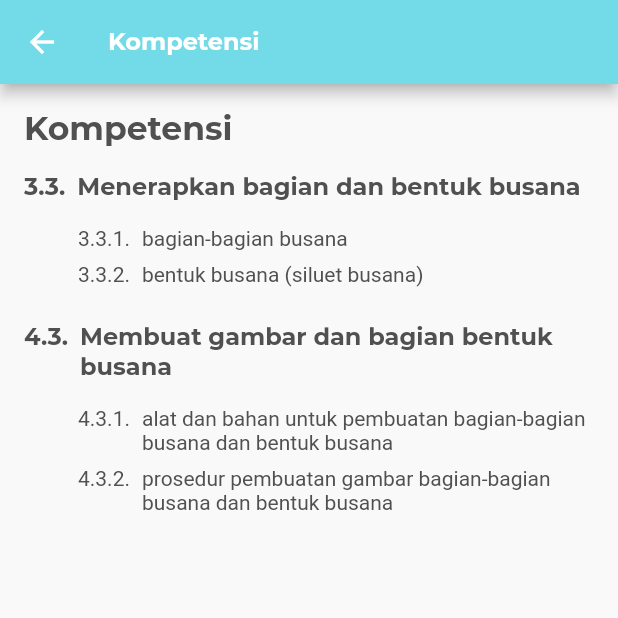
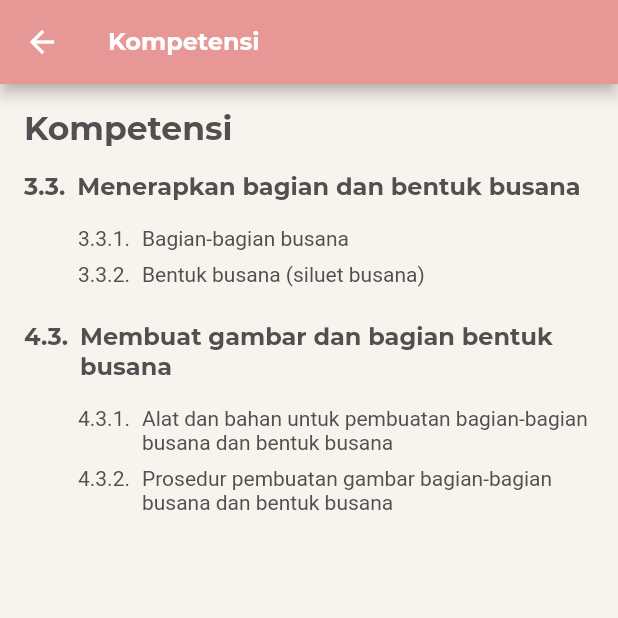
Before and after one commit to riansyahrobi8/TailorApp, a Flutter app: the Kompetensi screen opened directly, on a phone screen of 412 x 824 dp, the top half of it. Run offline on Flutter 3.47's test engine with Material 2 defaults, Android fonts, the light colour scheme and no system bars; project files that could hold a hidden picture were left out.

Commit message:
add customColor.dart

```diff
--- a/lib/main.dart
+++ b/lib/main.dart
@@ -1,6 +1,7 @@
 import 'package:flutter/material.dart';
 import 'package:tailorapp/routing/const_routing.dart';
 import 'package:tailorapp/routing/router.dart' as router;
+import 'package:tailorapp/utils/customColor.dart' as myColor;
 
 void main() {
   runApp(MyApp());
@@ -11,7 +12,7 @@ class MyApp extends StatelessWidget {
   Widget build(BuildContext context) {
     return MaterialApp(
       debugShowCheckedModeBanner: false,
-      theme: ThemeData(primaryColor: Color(0xFF73DAE7)),
+      theme: ThemeData(primaryColor: myColor.primaryColor),
       title: 'Tailor App',
       initialRoute: splashScreen,
       onGenerateRoute: router.Router.generateRoute,
--- a/lib/screens/AboutApp.dart
+++ b/lib/screens/AboutApp.dart
@@ -1,17 +1,19 @@
 import 'package:flutter/material.dart';
 import 'package:tailorapp/widgets/MyCustomText.dart';
+import 'package:tailorapp/utils/customColor.dart' as myColor;
 
 class AboutApp extends StatelessWidget {
   @override
   Widget build(BuildContext context) {
     return Scaffold(
+      backgroundColor: myColor.backgroundColor,
       appBar: AppBar(
         iconTheme: IconThemeData(color: Colors.white),
         title: MyCustomText(
             text: "Tentang Aplikasi",
             fontSize: 16.0,
             fontFamily: "Montserrat",
-            color: Colors.white,
+            color: myColor.textColorWhite,
             fontWeight: FontWeight.w800),
       ),
       body: Center(
--- a/lib/screens/Evaluasi.dart
+++ b/lib/screens/Evaluasi.dart
@@ -1,14 +1,16 @@
 import 'package:flutter/material.dart';
 import 'package:tailorapp/widgets/MyCustomText.dart';
+import 'package:tailorapp/utils/customColor.dart' as myColor;
 
 class Evaluasi extends StatelessWidget {
   @override
   Widget build(BuildContext context) {
     return Scaffold(
+      backgroundColor: myColor.backgroundColor,
       appBar: AppBar(
         iconTheme: IconThemeData(color: Colors.white),
         title: MyCustomText(
-            text: "Profile",
+            text: "Evaluasi",
             fontSize: 16.0,
             fontFamily: "Montserrat",
             color: Colors.white,
--- a/lib/screens/Kompetensi.dart
+++ b/lib/screens/Kompetensi.dart
@@ -1,11 +1,12 @@
 import 'package:flutter/material.dart';
 import 'package:tailorapp/widgets/MyCustomText.dart';
+import 'package:tailorapp/utils/customColor.dart' as myColor;
 
 class Kompetensi extends StatelessWidget {
   @override
   Widget build(BuildContext context) {
     return Scaffold(
-        backgroundColor: Color(0xFFF9F9F9),
+        backgroundColor: myColor.backgroundColor,
         appBar: AppBar(
           iconTheme: IconThemeData(color: Colors.white),
           title: MyCustomText(
@@ -27,7 +28,7 @@ class Kompetensi extends StatelessWidget {
               MyCustomText(
                 text: "Kompetensi",
                 fontFamily: "Montserrat",
-                color: Color(0xFF505050),
+                color: myColor.secondaryColor,
                 fontWeight: FontWeight.w800,
                 fontSize: 22.0,
               ),
@@ -39,7 +40,7 @@ class Kompetensi extends StatelessWidget {
                 children: [
                   MyCustomText(
                     text: "3.3.",
-                    color: Color(0xFF505050),
+                    color: myColor.secondaryColor,
                     fontFamily: "Montserrat",
                     fontSize: 16.0,
                     fontWeight: FontWeight.w800,
@@ -50,7 +51,7 @@ class Kompetensi extends StatelessWidget {
                   Expanded(
                     child: MyCustomText(
                       text: "Menerapkan bagian dan bentuk busana",
-                      color: Color(0xFF505050),
+                      color: myColor.secondaryColor,
                       fontFamily: "Montserrat",
                       fontSize: 16.0,
                       fontWeight: FontWeight.w800,
@@ -70,7 +71,7 @@ class Kompetensi extends StatelessWidget {
                       children: [
                         MyCustomText(
                           text: "3.3.1.",
-                          color: Color(0xFF505050),
+                          color: myColor.secondaryColor,
                           fontFamily: "Roboto",
                           fontSize: 14.0,
                         ),
@@ -79,8 +80,8 @@ class Kompetensi extends StatelessWidget {
                         ),
                         Expanded(
                           child: MyCustomText(
-                            text: "bagian-bagian busana",
-                            color: Color(0xFF505050),
+                            text: "Bagian-bagian busana",
+                            color: myColor.secondaryColor,
                             fontFamily: "Roboto",
                             fontSize: 14.0,
                           ),
@@ -95,7 +96,7 @@ class Kompetensi extends StatelessWidget {
                       children: [
                         MyCustomText(
                           text: "3.3.2.",
-                          color: Color(0xFF505050),
+                          color: myColor.secondaryColor,
                           fontFamily: "Roboto",
                           fontSize: 14.0,
                         ),
@@ -104,8 +105,8 @@ class Kompetensi extends StatelessWidget {
                         ),
                         Expanded(
                           child: MyCustomText(
-                            text: "bentuk busana (siluet busana)",
-                            color: Color(0xFF505050),
+                            text: "Bentuk busana (siluet busana)",
+                            color: myColor.secondaryColor,
                             fontFamily: "Roboto",
                             fontSize: 14.0,
                           ),
@@ -123,7 +124,7 @@ class Kompetensi extends StatelessWidget {
                 children: [
                   MyCustomText(
                     text: "4.3.",
-                    color: Color(0xFF505050),
+                    color: myColor.secondaryColor,
                     fontFamily: "Montserrat",
                     fontSize: 16.0,
                     fontWeight: FontWeight.w800,
@@ -134,7 +135,7 @@ class Kompetensi extends StatelessWidget {
                   Expanded(
                     child: MyCustomText(
                       text: "Membuat gambar dan bagian bentuk busana",
-                      color: Color(0xFF505050),
+                      color: myColor.secondaryColor,
                       fontFamily: "Montserrat",
                       fontSize: 16.0,
                       fontWeight: FontWeight.w800,
@@ -154,7 +155,7 @@ class Kompetensi extends StatelessWidget {
                       children: [
                         MyCustomText(
                           text: "4.3.1.",
-                          color: Color(0xFF505050),
+                          color: myColor.secondaryColor,
                           fontFamily: "Roboto",
                           fontSize: 14.0,
                         ),
@@ -164,8 +165,8 @@ class Kompetensi extends StatelessWidget {
                         Expanded(
                           child: MyCustomText(
                             text:
-                                "alat dan bahan untuk pembuatan bagian-bagian busana dan bentuk busana",
-                            color: Color(0xFF505050),
+                                "Alat dan bahan untuk pembuatan bagian-bagian busana dan bentuk busana",
+                            color: myColor.secondaryColor,
                             fontFamily: "Roboto",
                             fontSize: 14.0,
                           ),
@@ -180,7 +181,7 @@ class Kompetensi extends StatelessWidget {
                       children: [
                         MyCustomText(
                           text: "4.3.2.",
-                          color: Color(0xFF505050),
+                          color: myColor.secondaryColor,
                           fontFamily: "Roboto",
                           fontSize: 14.0,
                         ),
@@ -190,8 +191,8 @@ class Kompetensi extends StatelessWidget {
                         Expanded(
                           child: MyCustomText(
                             text:
-                                "prosedur pembuatan gambar bagian-bagian busana dan bentuk busana",
-                            color: Color(0xFF505050),
+                                "Prosedur pembuatan gambar bagian-bagian busana dan bentuk busana",
+                            color: myColor.secondaryColor,
                             fontFamily: "Roboto",
                             fontSize: 14.0,
                           ),
--- a/lib/screens/Materi.dart
+++ b/lib/screens/Materi.dart
@@ -1,11 +1,12 @@
 import 'package:flutter/material.dart';
 import 'package:tailorapp/widgets/MyCustomText.dart';
+import 'package:tailorapp/utils/customColor.dart' as myColor;
 
 class Materi extends StatelessWidget {
   @override
   Widget build(BuildContext context) {
     return Scaffold(
-      backgroundColor: Color(0xFFF9F9F9),
+      backgroundColor: myColor.backgroundColor,
       appBar: AppBar(
         iconTheme: IconThemeData(color: Colors.white),
         title: MyCustomText(
--- a/lib/screens/Settings.dart
+++ b/lib/screens/Settings.dart
@@ -1,17 +1,19 @@
 import 'package:flutter/material.dart';
 import 'package:tailorapp/widgets/MyCustomText.dart';
+import 'package:tailorapp/utils/customColor.dart' as myColor;
 
 class Settings extends StatelessWidget {
   @override
   Widget build(BuildContext context) {
     return Scaffold(
+      backgroundColor: myColor.backgroundColor,
       appBar: AppBar(
-        iconTheme: IconThemeData(color: Colors.white),
+        iconTheme: IconThemeData(color: myColor.textColorWhite),
         title: MyCustomText(
             text: "Pengaturan",
             fontSize: 16.0,
             fontFamily: "Montserrat",
-            color: Colors.white,
+            color: myColor.textColorWhite,
             fontWeight: FontWeight.w800),
       ),
       body: Center(
--- a/lib/screens/SplashScreen.dart
+++ b/lib/screens/SplashScreen.dart
@@ -3,6 +3,7 @@ import 'dart:async';
 import 'package:flutter/material.dart';
 import 'package:tailorapp/routing/const_routing.dart';
 import 'package:tailorapp/widgets/MyCustomText.dart';
+import 'package:tailorapp/utils/customColor.dart' as myColor;
 
 class SplashScreen extends StatefulWidget {
   @override
@@ -31,7 +32,7 @@ class _SplashScreenState extends State<SplashScreen> {
   @override
   Widget build(BuildContext context) {
     return Scaffold(
-      backgroundColor: Color(0xFF73DAE7),
+      backgroundColor: myColor.primaryColor,
       body: Padding(
         padding: const EdgeInsets.all(16.0),
         child: Column(
@@ -53,7 +54,7 @@ class _SplashScreenState extends State<SplashScreen> {
                 fontSize: 18,
                 fontWeight: FontWeight.bold,
                 fontFamily: "Montserrat",
-                color: Colors.white),
+                color: myColor.textColorWhite),
           ],
         ),
       ),
--- a/lib/screens/Videos.dart
+++ b/lib/screens/Videos.dart
@@ -1,17 +1,19 @@
 import 'package:flutter/material.dart';
 import 'package:tailorapp/widgets/MyCustomText.dart';
+import 'package:tailorapp/utils/customColor.dart' as myColor;
 
 class Videos extends StatelessWidget {
   @override
   Widget build(BuildContext context) {
     return Scaffold(
+      backgroundColor: myColor.backgroundColor,
       appBar: AppBar(
-        iconTheme: IconThemeData(color: Colors.white),
+        iconTheme: IconThemeData(color: myColor.textColorWhite),
         title: MyCustomText(
             text: "Video",
             fontSize: 16.0,
             fontFamily: "Montserrat",
-            color: Colors.white,
+            color: myColor.textColorWhite,
             fontWeight: FontWeight.w800),
       ),
       body: Center(
--- /dev/null
+++ b/lib/utils/customColor.dart
@@ -0,0 +1,7 @@
+import 'package:flutter/material.dart';
+
+const Color primaryColor = Color(0xFFE79796);
+const Color secondaryColor = Color(0xFF505050);
+const Color backgroundColor = Color(0xFFF9F3EE);
+const Color subTitleColor = Color(0xFFB4B4B4);
+const Color textColorWhite = Colors.white;
--- a/lib/widgets/MyDrawerBodyItem.dart
+++ b/lib/widgets/MyDrawerBodyItem.dart
@@ -1,5 +1,6 @@
 import 'package:flutter/material.dart';
 import 'package:tailorapp/widgets/MyCustomText.dart';
+import 'package:tailorapp/utils/customColor.dart' as myColor;
 
 class MyDrawerBodyItem extends StatelessWidget {
   final IconData iconData;
@@ -20,14 +21,14 @@ class MyDrawerBodyItem extends StatelessWidget {
         children: [
           Icon(
             iconData,
-            color: Color(0xFF73DAE7),
+            color: myColor.primaryColor,
           ),
           Padding(
             padding: const EdgeInsets.only(left: 16.0),
             child: MyCustomText(
                 text: title,
                 fontFamily: "Montserrat",
-                color: Color(0xFF505050),
+                color: myColor.secondaryColor,
                 fontWeight: FontWeight.w800),
           )
         ],
--- a/lib/widgets/MyMenuItems.dart
+++ b/lib/widgets/MyMenuItems.dart
@@ -1,5 +1,6 @@
 import 'package:flutter/material.dart';
 import 'package:tailorapp/widgets/MyCustomText.dart';
+import 'package:tailorapp/utils/customColor.dart' as myColor;
 
 class MyMenuItems extends StatelessWidget {
   final String image;
@@ -30,7 +31,7 @@ class MyMenuItems extends StatelessWidget {
                 Expanded(
                   child: MyCustomText(
                       text: text,
-                      color: Color(0xFF505050),
+                      color: myColor.primaryColor,
                       fontFamily: "Montserrat",
                       fontSize: 18.0,
                       fontWeight: FontWeight.w800),
```
Also changed, not shown: lib/screens/Dosbing.dart (+8 -7 lines), lib/screens/Home.dart (+7 -6 lines), lib/screens/Menus.dart (+4 -3 lines), lib/screens/Profile.dart (+11 -10 lines), lib/screens/Referensi.dart (+10 -9 lines), lib/widgets/MyDrawerHeader.dart (+4 -3 lines), lib/widgets/MyNavDrawer.dart (+8 -8 lines).
